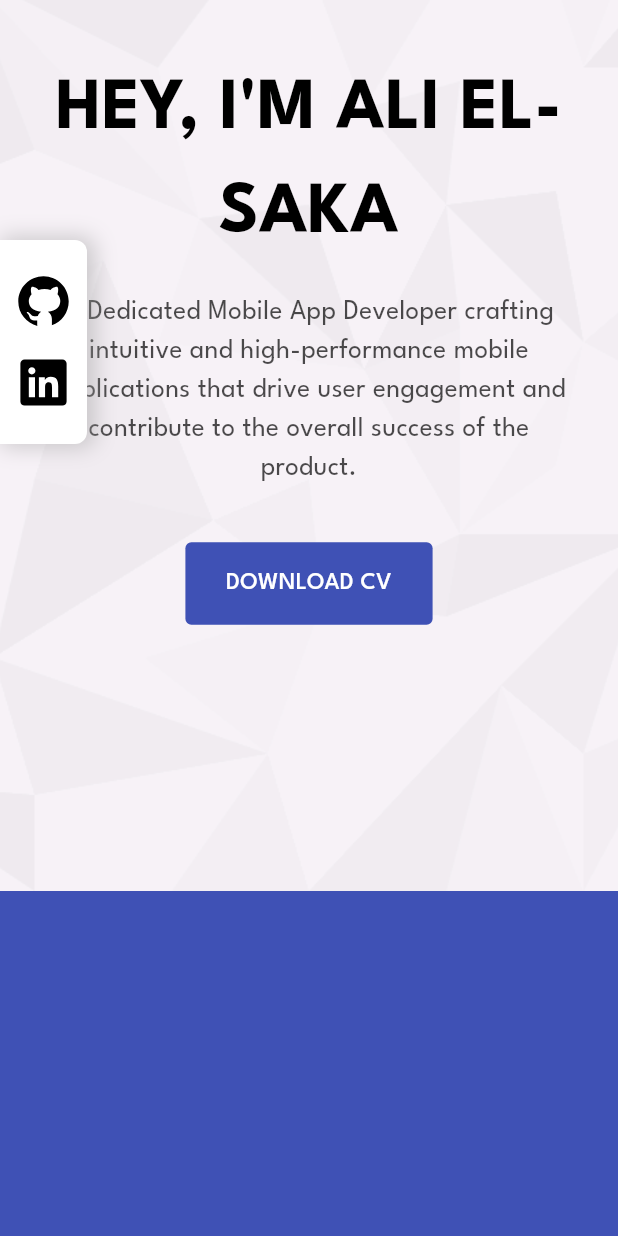
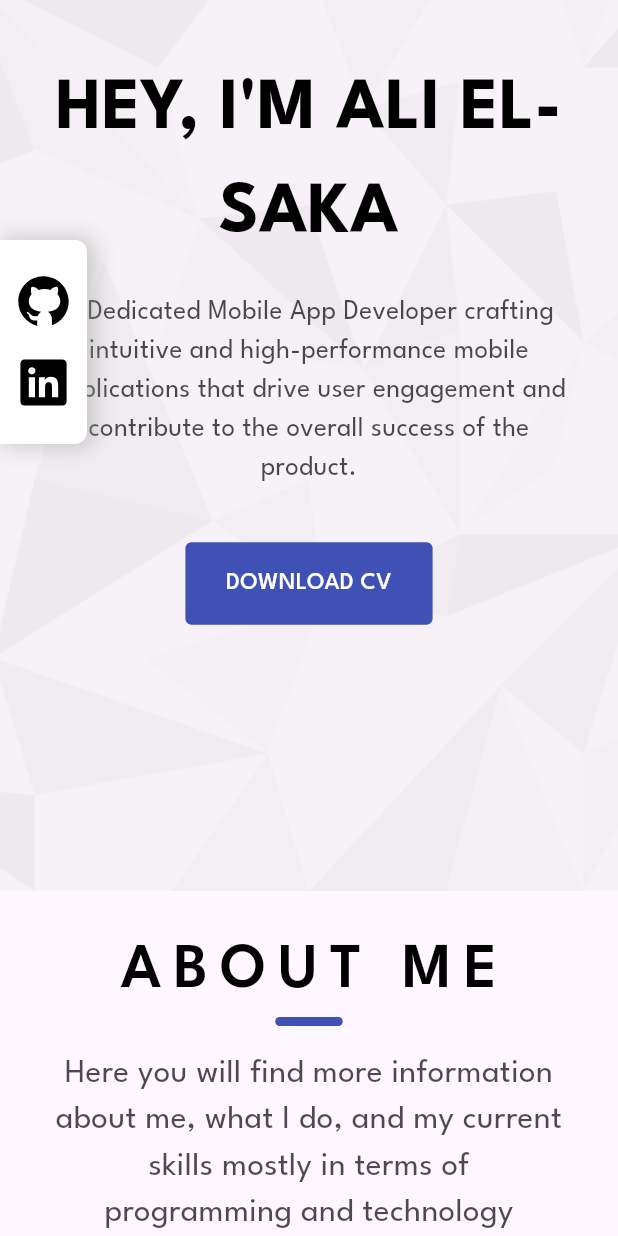
Before and after one commit to AliEl-Saka/portfolio, a Flutter app: the screen it shows after launch, scrolled down 230 dp, on a phone screen of 412 x 824 dp. Run offline on Flutter 3.47's test engine with Material 3 defaults, Android fonts, the phone set to English and light mode, and no system bars; our stand-ins replace flutter_svg, responsive_builder.

Commit message:
add about section header

```diff
--- a/lib/core/widgets/custom_text.dart
+++ b/lib/core/widgets/custom_text.dart
@@ -2,12 +2,13 @@ import 'package:flutter/material.dart';
 
 class CustomText extends StatelessWidget {
   const CustomText(this.text,
-      {super.key, this.fontColor, this.fontSize, this.fontWeight,this.textAlign});
+      {super.key, this.fontColor, this.fontSize, this.fontWeight,this.textAlign,this.letterSpacing});
   final String text;
   final Color? fontColor;
   final double? fontSize;
   final FontWeight? fontWeight;
   final TextAlign? textAlign;
+  final double? letterSpacing;
 
   @override
   Widget build(BuildContext context) {
@@ -18,6 +19,7 @@ class CustomText extends StatelessWidget {
         color: fontColor ?? Colors.black,
         fontWeight: fontWeight ?? FontWeight.w500,
         fontSize: fontSize ?? 14,
+        letterSpacing: letterSpacing
       ),
       textAlign: textAlign ?? TextAlign.start,
     );
--- a/lib/views/home_view.dart
+++ b/lib/views/home_view.dart
@@ -23,6 +23,9 @@ class HomeView extends StatelessWidget {
             children: [
               ResponsiveNavBar(globalKey: responsiveNavBarKey),
               HomeSection(responsiveNavBarKey: responsiveNavBarKey),
+              const SizedBox(
+                height: 24,
+              ),
               const AboutSection()
             ],
           ),
--- a/lib/views/sections/about_section.dart
+++ b/lib/views/sections/about_section.dart
@@ -1,4 +1,7 @@
 import 'package:flutter/material.dart';
+import 'package:portfolio/core/widgets/centered_view.dart';
+import 'package:portfolio/core/widgets/custom_text.dart';
+import 'package:responsive_builder/responsive_builder.dart';
 
 class AboutSection extends StatelessWidget {
   const AboutSection({
@@ -7,10 +10,56 @@ class AboutSection extends StatelessWidget {
 
   @override
   Widget build(BuildContext context) {
-    return Container(
-      height: 1000,
-      width: double.infinity,
-      decoration: const BoxDecoration(color: Colors.indigo),
+    return ResponsiveBuilder(
+      builder: (context, sizingInformation) {
+        bool isDesktop =
+            sizingInformation.deviceScreenType == DeviceScreenType.desktop;
+        // double secondaryTextSize = isMobile
+        //     ? 18
+        //     : isTablet
+        //         ? 20
+        //         : 24;
+        return SizedBox(
+          width: double.infinity,
+          child: CenteredView(
+              child: SingleChildScrollView(
+                  child: Column(
+            children: [
+              const CustomText(
+                'ABOUT ME',
+                fontWeight: FontWeight.w600,
+                fontSize: 42,
+                letterSpacing: 8,
+              ),
+              Container(
+                width: 45,
+                height: 6,
+                decoration: BoxDecoration(
+                    color: Colors.indigo,
+                    borderRadius: BorderRadius.circular(8)),
+              ),
+              const SizedBox(
+                height: 16,
+              ),
+              LayoutBuilder(builder: (context, constraints) {
+                return ConstrainedBox(
+                  constraints: BoxConstraints(
+                      maxWidth: isDesktop
+                          ? constraints.maxWidth / 1.3
+                          : double.infinity),
+                  child: CustomText(
+                    'Here you will find more information about me, what I do, and my current skills mostly in terms of programming and technology',
+                    fontWeight: FontWeight.w400,
+                    fontSize: 22,
+                    fontColor: Colors.black.withOpacity(0.7),
+                    textAlign: TextAlign.center,
+                  ),
+                );
+              }),
+            ],
+          ))),
+        );
+      },
     );
   }
 }
```
